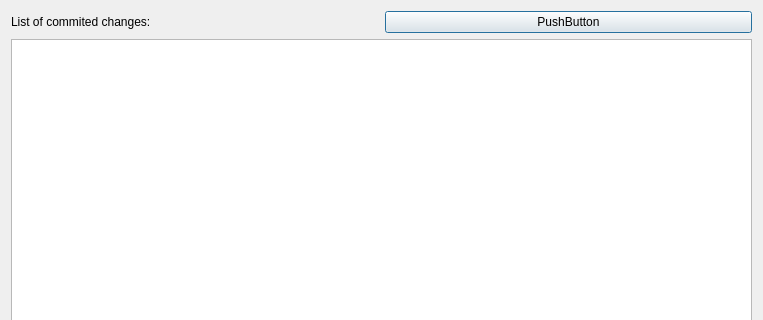
Old version of the form qt4/filler2/HistoryDialog.ui in the repository Newterm/szarp; both pictures show x 0 to 763 and y 0 to 320 of the 763 by 480 pixel window.
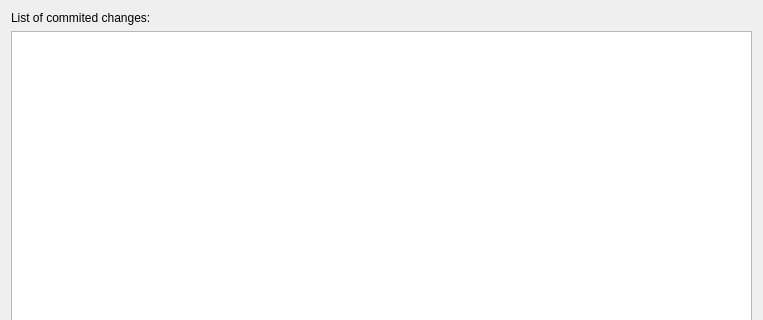
New version of the form. Icons and pictures are not drawn.

What changed in the file:
```diff
--- a/qt4/filler2/HistoryDialog.ui
+++ b/qt4/filler2/HistoryDialog.ui
@@ -32,13 +32,6 @@
          </property>
         </widget>
        </item>
-       <item>
-        <widget class="QPushButton" name="pushButton">
-         <property name="text">
-          <string>PushButton</string>
-         </property>
-        </widget>
-       </item>
       </layout>
      </item>
      <item>
```
